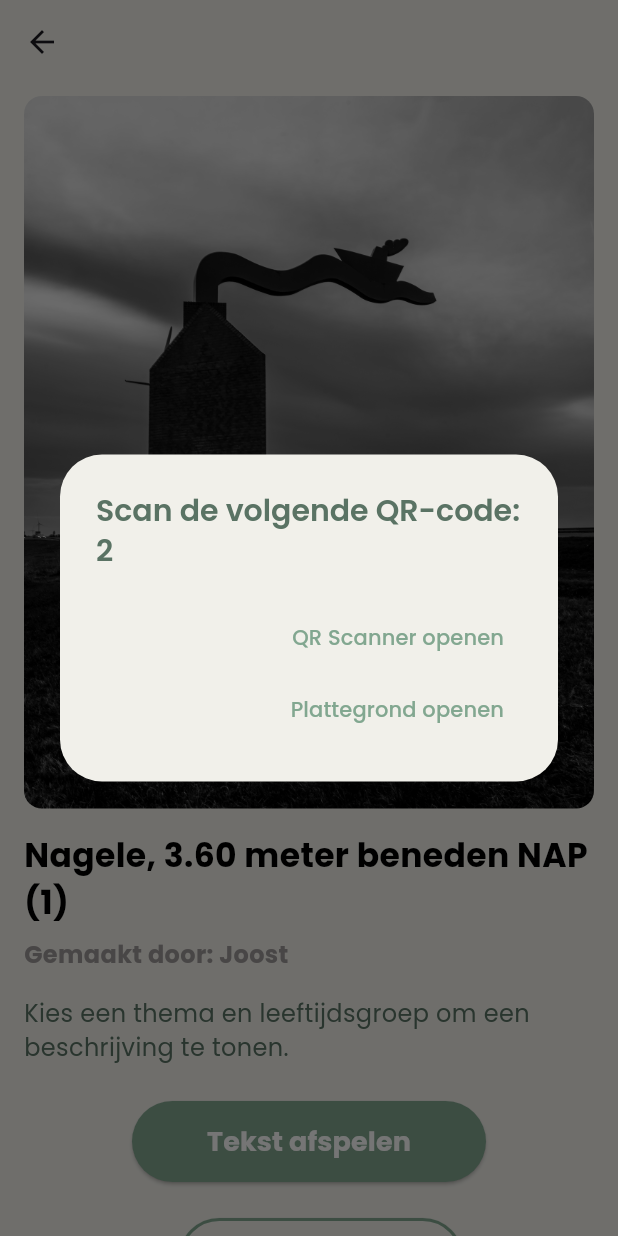
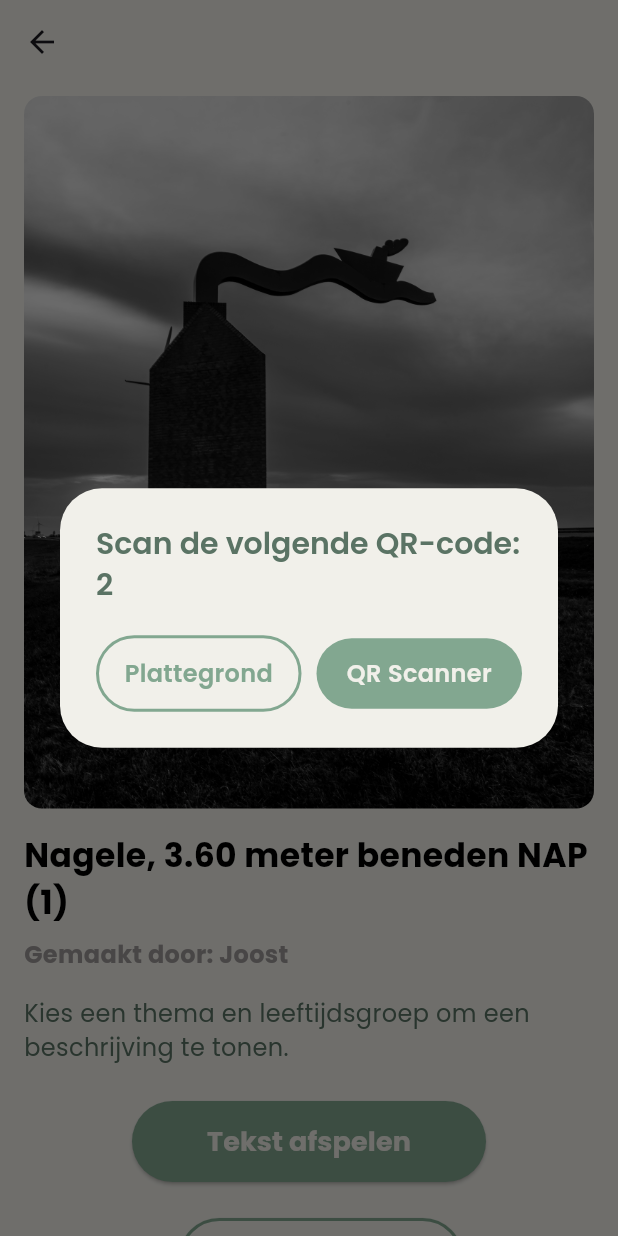
Before and after one commit to elise-halmingh/audiotour_app, a Flutter app: the PhotoPlayScreen screen opened by its route, after a tap on "Volgende", on a phone screen of 412 x 824 dp. Run offline on Flutter 3.47's test engine with Material 3 defaults, Android fonts, the light colour scheme and no system bars; our stand-ins replace flutter_svg, flutter_tts, google_fonts, shared_preferences; missing offline and left inert: mobile_scanner; accounts and stored records are empty.

Commit message:
UI changes, popup verbeterd

```diff
--- a/lib/screens/photo_play_screen.dart
+++ b/lib/screens/photo_play_screen.dart
@@ -1,4 +1,5 @@
 import 'dart:convert';
+import 'package:audiotour_apps/screens/map_screen.dart';
 import 'package:audiotour_apps/screens/qr_scanner_screen.dart';
 import 'package:flutter/material.dart';
 import 'package:flutter/services.dart';
@@ -54,8 +55,6 @@ class _PhotoPlayScreenState extends State<PhotoPlayScreen> {
         userTheme = '';
       });
     }
-
-    print('Leeftijdsgroep: $userAgeGroup, Thema: $userTheme');
   }
 
   // Verkrijg de beschrijving op basis van de leeftijd en het thema
@@ -67,11 +66,8 @@ class _PhotoPlayScreenState extends State<PhotoPlayScreen> {
 
     var themeDescriptions = photo['descriptions'][userTheme];
 
-    print('Huidige thema: $userTheme, Leeftijdsgroep: $userAgeGroup');
-
     if (themeDescriptions != null) {
       String description = themeDescriptions[userAgeGroup] ?? 'Geen beschrijving beschikbaar voor deze leeftijdsgroep.';
-      print('Beschrijving: $description');
       return description;
     }
 
@@ -95,7 +91,6 @@ class _PhotoPlayScreenState extends State<PhotoPlayScreen> {
     });
   }
 
-  // Functie om naar de volgende QR-code te gaan
   void _goToNextQRCode() {
     int nextQR = widget.currentQR + 1;
     if (nextQR > 5) {
@@ -119,8 +114,41 @@ class _PhotoPlayScreenState extends State<PhotoPlayScreen> {
           ),
         ),
         actions: [
-          TextButton(
-            onPressed: () {
+          Row(
+            mainAxisAlignment: MainAxisAlignment.spaceEvenly,
+            children: [
+              Expanded(
+                child: GestureDetector(
+                  onTap: () {
+                    Navigator.pop(context);
+                    Navigator.pushNamed(context, '/map');
+                  },
+                  child: Container(
+                    padding: const EdgeInsets.symmetric(vertical: 12.0),
+                    alignment: Alignment.center,
+                    decoration: BoxDecoration(
+                      color: Colors.transparent,
+                      borderRadius: BorderRadius.circular(30),
+                      border: Border.all(
+                        color: const Color(0xff82A790),
+                        width: 2,
+                      ),
+                    ),
+                    child: const Text(
+                      "Plattegrond",
+                      style: TextStyle(
+                        color: Color(0xff82A790),
+                        fontSize: 16,
+                        fontWeight: FontWeight.w600,
+                      ),
+                    ),
+                  ),
+                ),
+              ),
+              const SizedBox(width: 10),
+              Expanded(
+                child: GestureDetector(
+                  onTap: () {
                     Navigator.pop(context);
                     Navigator.push(
                       context,
@@ -129,23 +157,25 @@ class _PhotoPlayScreenState extends State<PhotoPlayScreen> {
                       ),
                     );
                   },
+                  child: Container(
+                    padding: const EdgeInsets.symmetric(vertical: 12.0),
+                    alignment: Alignment.center,
+                    decoration: BoxDecoration(
+                      color: Color(0xff82A790),
+                      borderRadius: BorderRadius.circular(30),
+                    ),
                     child: const Text(
-              "QR Scanner openen",
+                      "QR Scanner",
                       style: TextStyle(
-                color: Color(0xff82A790),
+                        color: Color(0xfff1f0ea),
+                        fontSize: 16,
+                        fontWeight: FontWeight.w600,
                       ),
                     ),
                   ),
-          TextButton(
-            onPressed: () {
-              Navigator.pop(context);
-            },
-            child: const Text(
-              "Plattegrond openen",
-              style: TextStyle(
-                color: Color(0xff82A790),
                 ),
               ),
+            ],
           ),
         ],
       ),
@@ -222,7 +252,7 @@ class _PhotoPlayScreenState extends State<PhotoPlayScreen> {
                   ),
                   child: Text(
                     isAudioPlaying ? 'Afspelen...' : 'Tekst afspelen',
-                    style: const TextStyle(fontSize: 18, fontWeight: FontWeight.bold, color: Colors.white),
+                    style: const TextStyle(fontSize: 18, fontWeight: FontWeight.bold, color: Color(0xfff1f0ea)),
                   ),
                 ),
               ),
--- a/lib/screens/profile_setup_screen.dart
+++ b/lib/screens/profile_setup_screen.dart
@@ -92,6 +92,14 @@ class _ProfileSetupScreenState extends State<ProfileSetupScreen> {
                     color: Color(0xff82A790),
                   ),
                 ),
+                const Text(
+                  'Selecteer je leeftijd en thema',
+                  style: TextStyle(
+                    fontSize: 20,
+                    fontWeight: FontWeight.w400,
+                    color: Color(0xff82A790),
+                  ),
+                ),
                 const SizedBox(height: 35),
 
                 // Leeftijd invoeren
@@ -102,6 +110,9 @@ class _ProfileSetupScreenState extends State<ProfileSetupScreen> {
                     _setAgeGroup(value);
                   },
                   keyboardType: TextInputType.number,
+                  labelStyle: const TextStyle(
+                    fontWeight: FontWeight.bold,
+                  ),
                 ),
                 const SizedBox(height: 30),
 
@@ -137,6 +148,7 @@ class _ProfileSetupScreenState extends State<ProfileSetupScreen> {
                         context: context,
                         builder: (BuildContext context) {
                           return AlertDialog(
+                            backgroundColor: Color(0xfff1f0ea),
                             title: const Text('Missing Information'),
                             content: const Text('Vul de benodigde informatie in alstublieft.'),
                             actions: [
@@ -175,7 +187,7 @@ class _ProfileSetupScreenState extends State<ProfileSetupScreen> {
     required TextEditingController controller,
     required String labelText,
     required Function(String) onChanged,
-    required TextInputType keyboardType,
+    required TextInputType keyboardType, required TextStyle labelStyle,
   }) {
     return SizedBox(
       width: 280,
```
Lines whose indentation alone changed are shown as unchanged.
